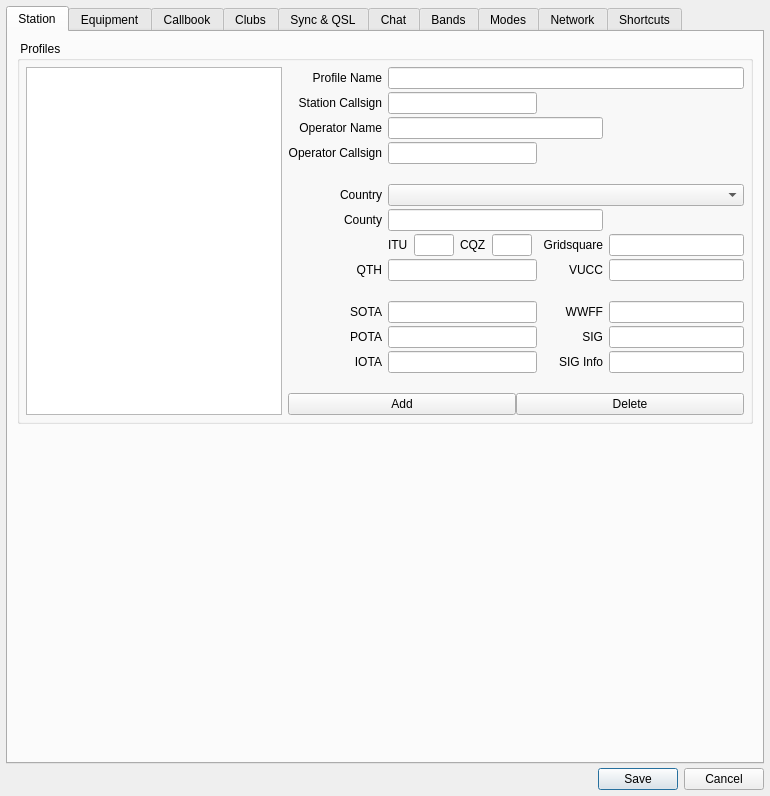
This is ui/SettingsDialog.ui in jg3hlx/QLog as Qt 5 draws it before an edit. The edited form follows.
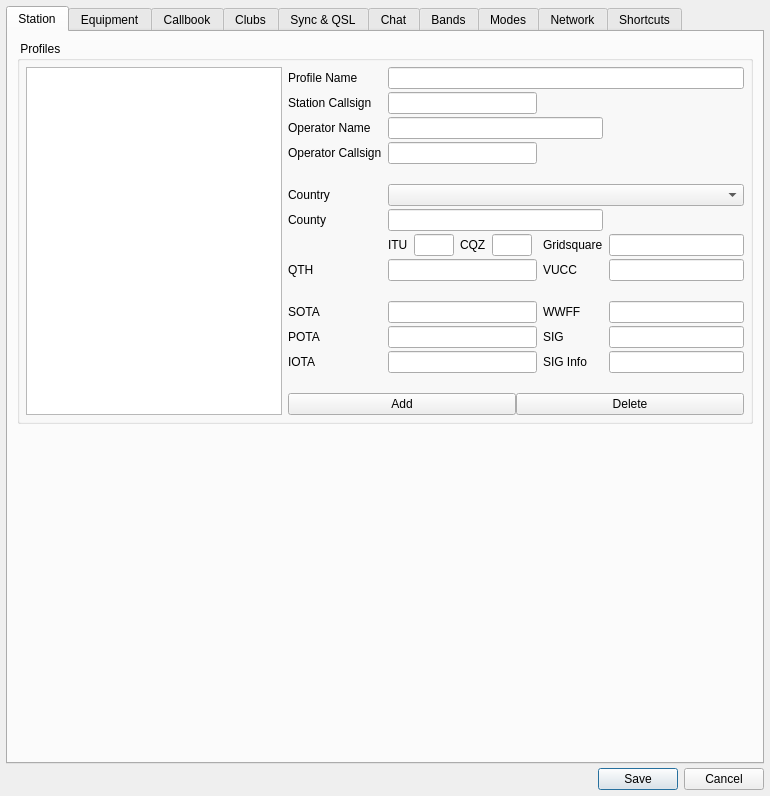
This is the edited form. Icons and pictures are not drawn.

What changed in the file:
```diff
--- a/ui/SettingsDialog.ui
+++ b/ui/SettingsDialog.ui
@@ -81,9 +81,6 @@
             <property name="text">
              <string>SOTA</string>
             </property>
-            <property name="alignment">
-             <set>Qt::AlignmentFlag::AlignRight|Qt::AlignmentFlag::AlignTrailing|Qt::AlignmentFlag::AlignVCenter</set>
-            </property>
            </widget>
           </item>
           <item row="0" column="0" rowspan="15">
@@ -107,9 +104,6 @@
             <property name="text">
              <string>SIG Info</string>
             </property>
-            <property name="alignment">
-             <set>Qt::AlignmentFlag::AlignRight|Qt::AlignmentFlag::AlignTrailing|Qt::AlignmentFlag::AlignVCenter</set>
-            </property>
            </widget>
           </item>
           <item row="7" column="2">
@@ -186,9 +180,6 @@
             <property name="text">
              <string>IOTA</string>
             </property>
-            <property name="alignment">
-             <set>Qt::AlignmentFlag::AlignRight|Qt::AlignmentFlag::AlignTrailing|Qt::AlignmentFlag::AlignVCenter</set>
-            </property>
            </widget>
           </item>
           <item row="3" column="1">
@@ -196,9 +187,6 @@
             <property name="text">
              <string>Operator Callsign</string>
             </property>
-            <property name="alignment">
-             <set>Qt::AlignmentFlag::AlignRight|Qt::AlignmentFlag::AlignTrailing|Qt::AlignmentFlag::AlignVCenter</set>
-            </property>
            </widget>
           </item>
           <item row="2" column="1">
@@ -206,9 +194,6 @@
             <property name="text">
              <string>Operator Name</string>
             </property>
-            <property name="alignment">
-             <set>Qt::AlignmentFlag::AlignRight|Qt::AlignmentFlag::AlignTrailing|Qt::AlignmentFlag::AlignVCenter</set>
-            </property>
            </widget>
           </item>
           <item row="11" column="2">
@@ -219,9 +204,6 @@
             <property name="text">
              <string>POTA</string>
             </property>
-            <property name="alignment">
-             <set>Qt::AlignmentFlag::AlignRight|Qt::AlignmentFlag::AlignTrailing|Qt::AlignmentFlag::AlignVCenter</set>
-            </property>
            </widget>
           </item>
           <item row="8" column="1">
@@ -229,9 +211,6 @@
             <property name="text">
              <string>QTH</string>
             </property>
-            <property name="alignment">
-             <set>Qt::AlignmentFlag::AlignRight|Qt::AlignmentFlag::AlignTrailing|Qt::AlignmentFlag::AlignVCenter</set>
-            </property>
            </widget>
           </item>
           <item row="11" column="3">
@@ -239,9 +218,6 @@
             <property name="text">
              <string>SIG</string>
             </property>
-            <property name="alignment">
-             <set>Qt::AlignmentFlag::AlignRight|Qt::AlignmentFlag::AlignTrailing|Qt::AlignmentFlag::AlignVCenter</set>
-            </property>
            </widget>
           </item>
           <item row="5" column="1">
@@ -249,9 +225,6 @@
             <property name="text">
              <string>Country</string>
             </property>
-            <property name="alignment">
-             <set>Qt::AlignmentFlag::AlignRight|Qt::AlignmentFlag::AlignTrailing|Qt::AlignmentFlag::AlignVCenter</set>
-            </property>
            </widget>
           </item>
           <item row="1" column="1">
@@ -259,9 +232,6 @@
             <property name="text">
              <string>Station Callsign</string>
             </property>
-            <property name="alignment">
-             <set>Qt::AlignmentFlag::AlignRight|Qt::AlignmentFlag::AlignTrailing|Qt::AlignmentFlag::AlignVCenter</set>
-            </property>
            </widget>
           </item>
           <item row="5" column="2" colspan="3">
@@ -279,9 +249,6 @@
             <property name="text">
              <string>Profile Name</string>
             </property>
-            <property name="alignment">
-             <set>Qt::AlignmentFlag::AlignRight|Qt::AlignmentFlag::AlignTrailing|Qt::AlignmentFlag::AlignVCenter</set>
-            </property>
            </widget>
           </item>
           <item row="8" column="3">
@@ -289,9 +256,6 @@
             <property name="text">
              <string>VUCC</string>
             </property>
-            <property name="alignment">
-             <set>Qt::AlignmentFlag::AlignRight|Qt::AlignmentFlag::AlignTrailing|Qt::AlignmentFlag::AlignVCenter</set>
-            </property>
            </widget>
           </item>
           <item row="8" column="4">
@@ -364,9 +328,6 @@
             <property name="text">
              <string>WWFF</string>
             </property>
-            <property name="alignment">
-             <set>Qt::AlignmentFlag::AlignRight|Qt::AlignmentFlag::AlignTrailing|Qt::AlignmentFlag::AlignVCenter</set>
-            </property>
            </widget>
           </item>
           <item row="13" column="1">
@@ -422,9 +383,6 @@
             <property name="text">
              <string>Gridsquare</string>
             </property>
-            <property name="alignment">
-             <set>Qt::AlignmentFlag::AlignRight|Qt::AlignmentFlag::AlignTrailing|Qt::AlignmentFlag::AlignVCenter</set>
-            </property>
            </widget>
           </item>
           <item row="10" column="2">
@@ -453,9 +411,6 @@
             <property name="text">
              <string>County</string>
             </property>
-            <property name="alignment">
-             <set>Qt::AlignmentFlag::AlignRight|Qt::AlignmentFlag::AlignTrailing|Qt::AlignmentFlag::AlignVCenter</set>
-            </property>
            </widget>
           </item>
           <item row="6" column="2" colspan="2">
```
Left out of the diff: 19 changed lines with no effect on the pictures.
